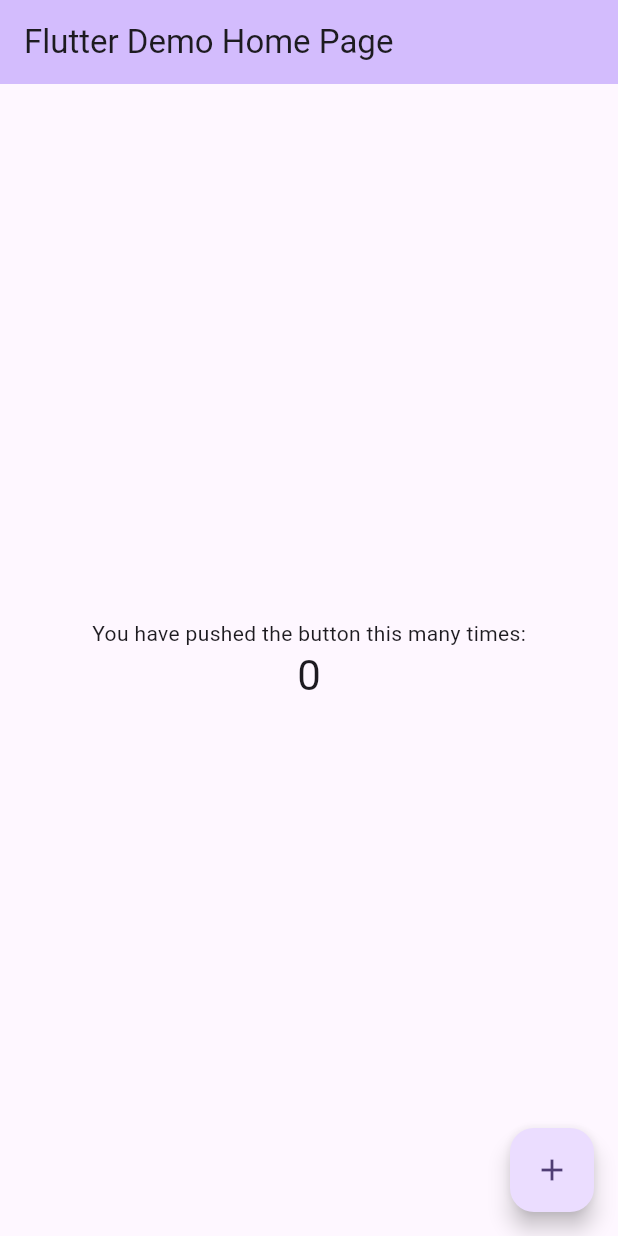
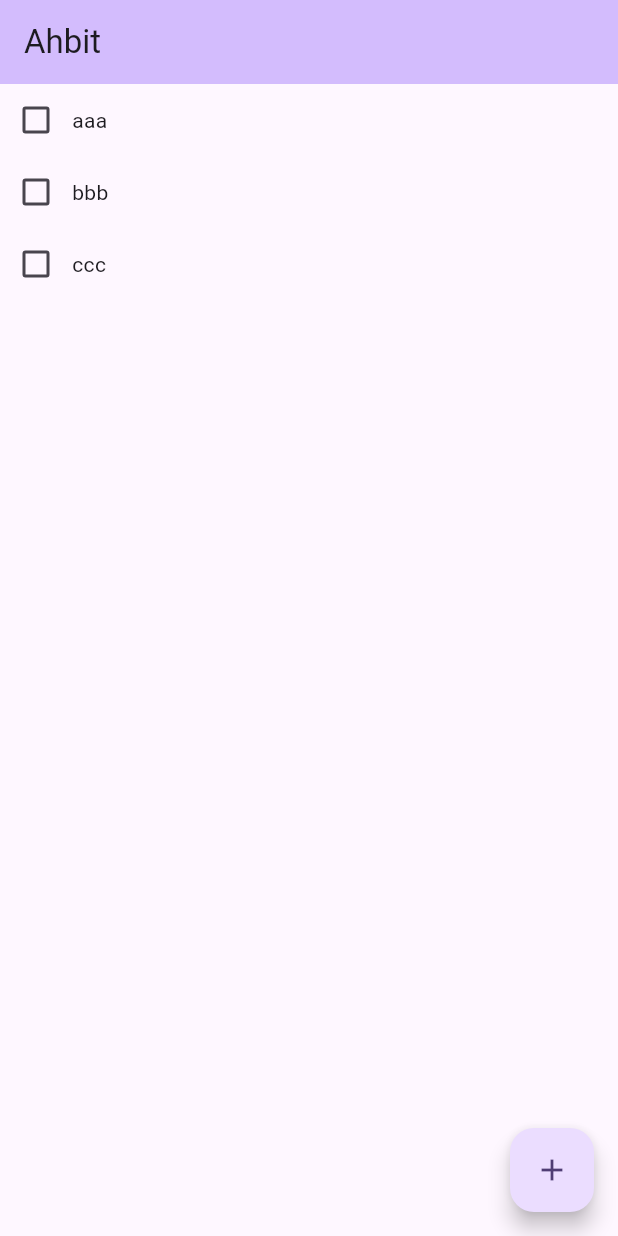
Before and after one commit to alexdoffgit/ahbit, a Flutter app: the screen it shows after launch, on a phone screen of 412 x 824 dp. Run offline on Flutter 3.47's test engine with Material 3 defaults, Android fonts, the phone set to English and light mode, and no system bars.

Commit message:
add simple habit page

```diff
--- a/lib/main.dart
+++ b/lib/main.dart
@@ -14,54 +14,61 @@ class MyApp extends StatelessWidget {
         colorScheme: ColorScheme.fromSeed(seedColor: Colors.deepPurple),
         useMaterial3: true,
       ),
-      home: const MyHomePage(title: 'Flutter Demo Home Page'),
+      home: const HabitListPage(),
     );
   }
 }
 
-class MyHomePage extends StatefulWidget {
-  const MyHomePage({super.key, required this.title});
-  final String title;
-
-  @override
-  State<MyHomePage> createState() => _MyHomePageState();
-}
-
-class _MyHomePageState extends State<MyHomePage> {
-  int _counter = 0;
-
-  void _incrementCounter() {
-    setState(() {
-      _counter++;
-    });
-  }
+class HabitListPage extends StatelessWidget {
+  const HabitListPage({super.key});
 
   @override
   Widget build(BuildContext context) {
     return Scaffold(
       appBar: AppBar(
         backgroundColor: Theme.of(context).colorScheme.inversePrimary,
-        title: Text(widget.title),
+        title: const Text("Ahbit"),
       ),
-      body: Center(
-        child: Column(
-          mainAxisAlignment: MainAxisAlignment.center,
-          children: <Widget>[
-            const Text(
-              'You have pushed the button this many times:',
-            ),
-            Text(
-              '$_counter',
-              style: Theme.of(context).textTheme.headlineMedium,
-            ),
-          ],
-        ),
+      body: Column(
+        children: [
+          Habit(habitName: "aaa"),
+          Habit(habitName: 'bbb'),
+          Habit(habitName: 'ccc')
+        ],
       ),
       floatingActionButton: FloatingActionButton(
-        onPressed: _incrementCounter,
-        tooltip: 'Increment',
+        onPressed: () {},
+        tooltip: 'None',
         child: const Icon(Icons.add),
       ),
     );
   }
 }
+
+class Habit extends StatefulWidget {
+  const Habit({super.key, required this.habitName});
+  final String habitName;
+
+  @override
+  State<Habit> createState() => _HabitState();
+}
+
+class _HabitState extends State<Habit> {
+  bool _isChecked = false;
+
+  void _toggleCheckbox(bool? value) {
+    setState(() {
+      _isChecked = value!;
+    });
+  }
+
+  @override
+  Widget build(BuildContext context) {
+    return Row(
+      children: [
+        Checkbox(value: _isChecked, onChanged: _toggleCheckbox),
+        Text(widget.habitName)
+      ],
+    );
+  }
+}
```
Also changed, not shown: 1 other file.
